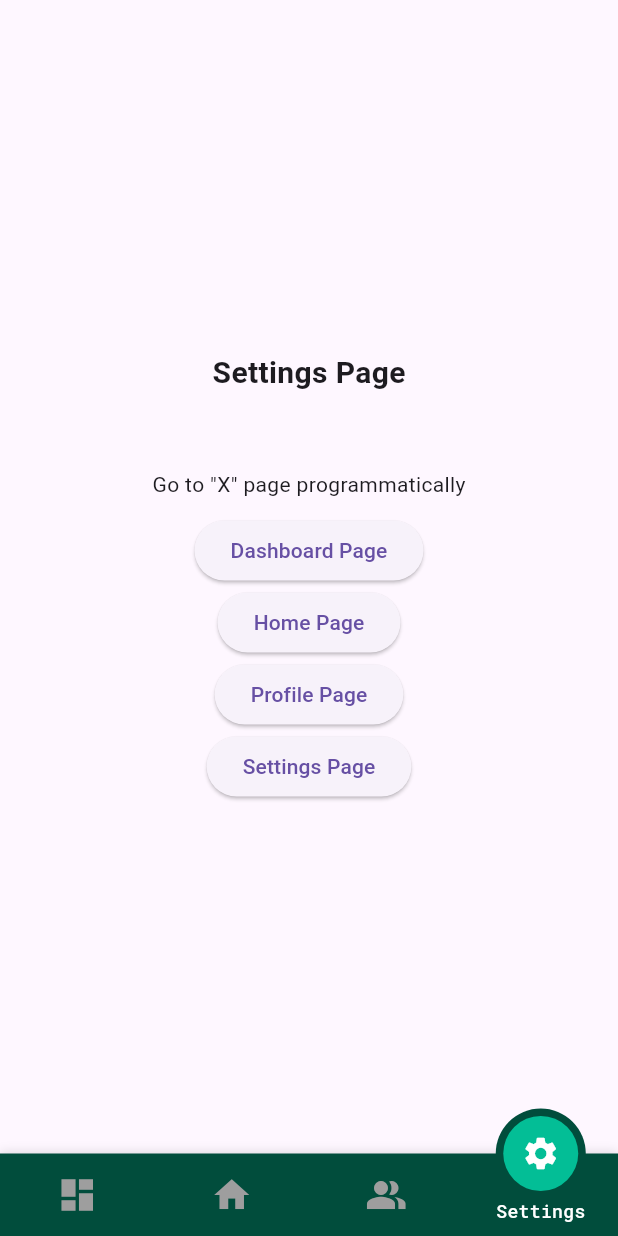
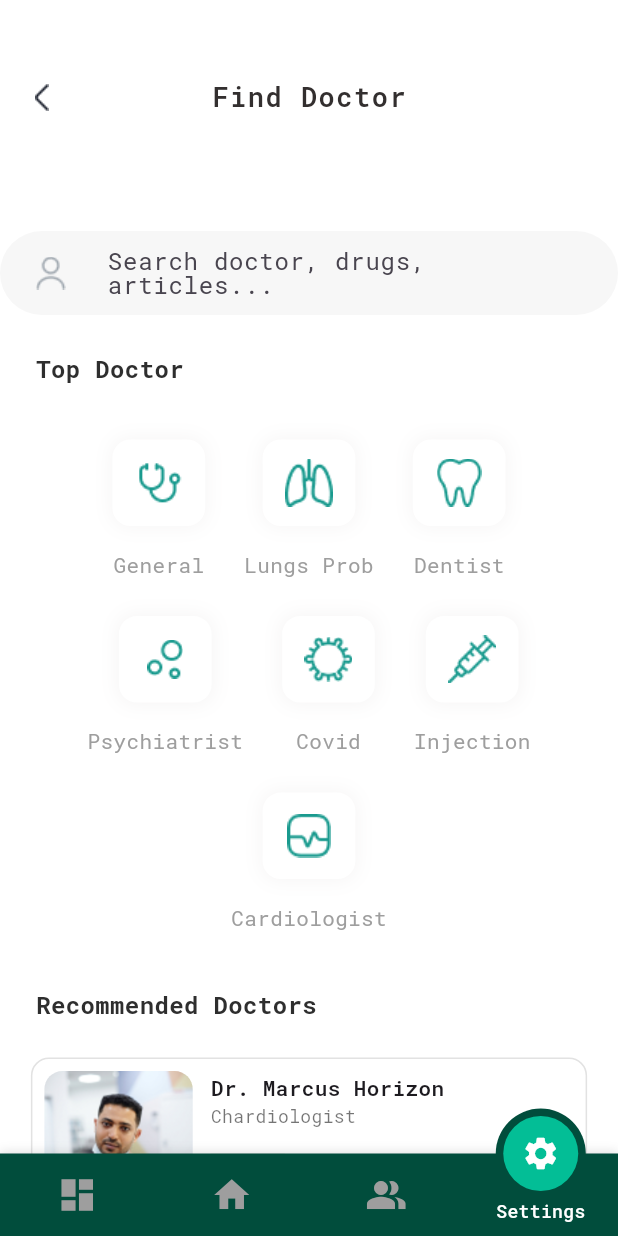
Before and after one commit to ratchaphong/hell_doctor, a Flutter app: the MainScreen screen opened by its route, item 4 of the bottom bar chosen, on a phone screen of 412 x 824 dp. Run offline on Flutter 3.47's test engine with Material 3 defaults, Android fonts, the light colour scheme and no system bars; drawn by our look-alikes of motion_tab_bar_v2; our stand-ins replace dio, get, google_fonts, retrofit, shared_preferences, smooth_page_indicator; accounts and stored records are empty; generated files the repository leaves out were written again; network calls fail.

Commit message:
add find doctor screen undone.

```diff
--- a/lib/utilities/theme.dart
+++ b/lib/utilities/theme.dart
@@ -2,18 +2,25 @@ import 'package:flutter/material.dart';
 
 class ColorResources {
   static const Color darkGreen1 = Color.fromARGB(255, 1, 77, 60);
-  static const Color lightLight1 = Color.fromARGB(255, 3, 190, 150);
-  static const Color lightLight2 = Color.fromARGB(255, 170, 255, 237);
-  static const Color lightLight3 = Color.fromARGB(255, 3, 226, 215);
+  static const Color lightGreen1 = Color.fromARGB(255, 3, 190, 150);
+  static const Color lightGreen2 = Color.fromARGB(255, 170, 255, 237);
+  static const Color lightGreen3 = Color.fromARGB(255, 3, 226, 215);
+  static const Color lightGreen4 = Color.fromARGB(255, 4, 179, 120);
   static const Color white1 = Color.fromARGB(255, 255, 255, 255);
   static const Color white2 = Color.fromARGB(255, 247, 247, 247);
   static const Color white3 = Color.fromARGB(255, 255, 255, 255);
-  // static const Color white4 = Color.fromARGB(255, 247, 247, 247);
+  static const Color white4 = Color.fromARGB(255, 226, 226, 226);
   static const Color white5 = Color.fromARGB(255, 245, 243, 243);
+  static const Color white6 = Color.fromARGB(255, 240, 236, 236);
   static const Color black1 = Colors.black87;
   static const Color black2 = Colors.black26;
   static const Color black3 = Color.fromARGB(255, 37, 37, 37);
+  static const Color black4 = Colors.black54;
+  static const Color black5 = Color.fromARGB(255, 46, 46, 46);
   static const Color grey1 = Colors.grey;
+  static const Color grey2 = Color.fromARGB(255, 133, 133, 133);
+  static const Color grey3 = Color.fromARGB(135, 238, 236, 236);
+
   static const Color red1 = Colors.red;
 }
 
--- /dev/null
+++ b/lib/views/find_doctor/doctor_list.dart
@@ -0,0 +1,154 @@
+import 'package:flutter/material.dart';
+import 'package:google_fonts/google_fonts.dart';
+import 'package:hell_care/utilities/theme.dart';
+
+import '../../gen/assets.gen.dart';
+
+class DoctorList extends StatelessWidget {
+  final String image;
+  final String maintext;
+  final String subtext;
+  final String numRating;
+  final String distance;
+
+  const DoctorList(
+      {super.key,
+      required this.distance,
+      required this.image,
+      required this.maintext,
+      required this.numRating,
+      required this.subtext});
+
+  @override
+  Widget build(BuildContext context) {
+    return Padding(
+      padding: const EdgeInsets.all(16.0),
+      child: Container(
+        // height: MediaQuery.of(context).size.height * 0.16,
+        width: MediaQuery.of(context).size.width * 0.9,
+        decoration: BoxDecoration(
+          color: ColorResources.white1,
+          border: Border.all(
+            color: ColorResources.white4,
+          ),
+          borderRadius: BorderRadius.circular(12),
+        ),
+        child: Padding(
+          padding: const EdgeInsets.symmetric(
+            horizontal: 8.0,
+            vertical: 8.0,
+          ),
+          child: Row(
+            crossAxisAlignment: CrossAxisAlignment.center,
+            children: [
+              Container(
+                height: MediaQuery.of(context).size.height * 0.1200,
+                width: MediaQuery.of(context).size.width * 0.2400,
+                decoration: BoxDecoration(
+                  borderRadius: BorderRadius.circular(12),
+                  image: DecorationImage(
+                    image: AssetImage(image),
+                    filterQuality: FilterQuality.high,
+                    fit: BoxFit.contain,
+                  ),
+                ),
+              ),
+              const SizedBox(
+                width: 12,
+              ),
+              Column(
+                mainAxisSize: MainAxisSize.min,
+                crossAxisAlignment: CrossAxisAlignment.start,
+                children: [
+                  Text(
+                    maintext,
+                    style: GoogleFonts.robotoMono(
+                      fontSize: FontSizes.sizeSm,
+                      fontWeight: FontWeight.w600,
+                    ),
+                  ),
+                  Text(
+                    subtext,
+                    style: GoogleFonts.robotoMono(
+                      fontSize: FontSizes.sizeXs,
+                      fontWeight: FontWeight.w400,
+                      color: ColorResources.black4,
+                    ),
+                  ),
+                  const SizedBox(
+                    height: 16,
+                  ),
+                  Container(
+                    // height: MediaQuery.of(context).size.height * 0.01500,
+                    width: MediaQuery.of(context).size.width * 0.12,
+                    color: ColorResources.white6,
+                    child: Row(
+                      mainAxisAlignment: MainAxisAlignment.center,
+                      children: [
+                        Container(
+                          height: MediaQuery.of(context).size.height * 0.01500,
+                          width: MediaQuery.of(context).size.width * 0.03,
+                          decoration: BoxDecoration(
+                            // image: DecorationImage(
+                            //   image: AssetImage(
+                            //     "lib/icons/star.png",
+                            //   ),
+                            //   filterQuality: FilterQuality.high,
+                            // ),
+                            image: DecorationImage(
+                              image: AssetImage(Assets.icons.star.path),
+                              filterQuality: FilterQuality.high,
+                            ),
+                          ),
+                        ),
+                        const SizedBox(
+                          width: 2,
+                        ),
+                        Text(
+                          numRating,
+                          style: GoogleFonts.robotoMono(
+                            fontSize: FontSizes.sizeXs,
+                            color: ColorResources.lightGreen4,
+                            fontWeight: FontWeight.bold,
+                          ),
+                        ),
+                      ],
+                    ),
+                  ),
+                  const SizedBox(
+                    height: 8,
+                  ),
+                  Row(
+                    children: [
+                      Container(
+                        height: MediaQuery.of(context).size.height * 0.01500,
+                        width: MediaQuery.of(context).size.width * 0.03,
+                        decoration: BoxDecoration(
+                          image: DecorationImage(
+                            image: AssetImage(Assets.icons.location.path),
+                            filterQuality: FilterQuality.high,
+                          ),
+                        ),
+                      ),
+                      const SizedBox(
+                        width: 4,
+                      ),
+                      Text(
+                        distance,
+                        style: GoogleFonts.robotoMono(
+                          fontSize: FontSizes.sizeXs,
+                          color: ColorResources.grey2,
+                          fontWeight: FontWeight.bold,
+                        ),
+                      ),
+                    ],
+                  ),
+                ],
+              ),
+            ],
+          ),
+        ),
+      ),
+    );
+  }
+}
--- /dev/null
+++ b/lib/views/find_doctor/find_doctor_screen.dart
@@ -0,0 +1,217 @@
+import 'package:flutter/material.dart';
+import 'package:google_fonts/google_fonts.dart';
+import 'package:hell_care/gen/assets.gen.dart';
+import 'package:hell_care/utilities/theme.dart';
+
+import '../../widgets/custom_text_field.dart';
+import 'doctor_list.dart';
+import 'list_icons.dart';
+import 'recent_doctors.dart';
+
+class FindDoctorScreen extends StatelessWidget {
+  const FindDoctorScreen({super.key});
+
+  @override
+  Widget build(BuildContext context) {
+    TextEditingController searchController = TextEditingController();
+    final GlobalKey<FormState> _formKey = GlobalKey<FormState>();
+
+    return Scaffold(
+      appBar: AppBar(
+        leading: IconButton(
+          icon: SizedBox(
+            height: MediaQuery.of(context).size.height * 0.06,
+            width: MediaQuery.of(context).size.width * 0.06,
+            // child: Image.asset("lib/icons/back2.png"),
+            child: Assets.icons.back2.image(),
+          ),
+          onPressed: () {
+            // Navigator.of(context).pop();
+          },
+        ),
+        backgroundColor: ColorResources.white1,
+        title: Text(
+          "Find Doctor",
+          style: GoogleFonts.robotoMono(
+            color: const Color.fromARGB(255, 51, 47, 47),
+            fontSize: FontSizes.sizeLg,
+            fontWeight: FontWeight.w600,
+            letterSpacing: 1,
+          ),
+        ),
+        toolbarHeight: 130,
+        elevation: 0,
+        centerTitle: true,
+      ),
+      backgroundColor: ColorResources.white1,
+      body: SingleChildScrollView(
+        child: Column(
+          children: [
+            const SizedBox(
+              height: 24,
+            ),
+            CustomTextField(
+              controller: searchController,
+              hintText: 'Search doctor, drugs, articles...',
+              iconPath: Assets.icons.person.path,
+            ),
+            // Center(
+            //   child: Container(
+            //     height: MediaQuery.of(context).size.height * 0.06,
+            //     width: MediaQuery.of(context).size.width * 0.9,
+            //     decoration: const BoxDecoration(),
+            //     child: TextField(
+            //       textAlign: TextAlign.start,
+            //       textInputAction: TextInputAction.none,
+            //       obscureText: false,
+            //       keyboardType: TextInputType.emailAddress,
+            //       textAlignVertical: TextAlignVertical.center,
+            //       decoration: InputDecoration(
+            //         focusColor: Colors.black26,
+            //         fillColor: const Color.fromARGB(255, 247, 247, 247),
+            //         filled: true,
+            //         prefixIcon: Padding(
+            //           padding: const EdgeInsets.symmetric(
+            //             horizontal: 10,
+            //           ),
+            //           child: SizedBox(
+            //             height: MediaQuery.of(context).size.height * 0.01,
+            //             width: MediaQuery.of(context).size.width * 0.01,
+            //             child: Image.asset(
+            //               "lib/icons/search.png",
+            //               filterQuality: FilterQuality.high,
+            //             ),
+            //           ),
+            //         ),
+            //         prefixIconColor: const Color.fromARGB(255, 3, 190, 150),
+            //         label: const Text("Search doctor, drugs, articles..."),
+            //         floatingLabelBehavior: FloatingLabelBehavior.never,
+            //         border: OutlineInputBorder(
+            //           borderSide: BorderSide.none,
+            //           borderRadius: BorderRadius.circular(10),
+            //         ),
+            //       ),
+            //     ),
+            //   ),
+            // ),
+            const SizedBox(
+              height: 24,
+            ),
+            Row(
+              mainAxisAlignment: MainAxisAlignment.start,
+              children: [
+                Padding(
+                  padding: const EdgeInsets.symmetric(horizontal: 24),
+                  child: Text(
+                    "Top Doctor",
+                    style: GoogleFonts.robotoMono(
+                      fontSize: FontSizes.sizeBase,
+                      fontWeight: FontWeight.w700,
+                      color: ColorResources.black5,
+                    ),
+                  ),
+                ),
+              ],
+            ),
+            const SizedBox(
+              height: 24,
+            ),
+            Wrap(
+              direction: Axis.horizontal,
+              spacing: 2.0,
+              runSpacing: 0.0,
+              alignment: WrapAlignment.center,
+              children: [
+                ListIcons(icon: Assets.icons.doctor.path, text: "General"),
+                ListIcons(icon: Assets.icons.lungs.path, text: "Lungs Prob"),
+                ListIcons(icon: Assets.icons.dentist.path, text: "Dentist"),
+                ListIcons(
+                    icon: Assets.icons.psychology.path, text: "Psychiatrist"),
+                ListIcons(icon: Assets.icons.covid.path, text: "Covid"),
+                ListIcons(icon: Assets.icons.injection.path, text: "Injection"),
+                ListIcons(
+                    icon: Assets.icons.cardiologist.path, text: "Cardiologist"),
+              ],
+            ),
+            const SizedBox(
+              height: 24,
+            ),
+            Row(
+              mainAxisAlignment: MainAxisAlignment.start,
+              children: [
+                Padding(
+                  padding: const EdgeInsets.symmetric(horizontal: 24),
+                  child: Text(
+                    "Recommended Doctors",
+                    style: GoogleFonts.robotoMono(
+                      fontSize: FontSizes.sizeBase,
+                      fontWeight: FontWeight.w700,
+                      color: ColorResources.black5,
+                    ),
+                  ),
+                ),
+              ],
+            ),
+            const SizedBox(
+              height: 8,
+            ),
+            GestureDetector(
+              onTap: () {
+                // Navigator.push(
+                //     context,
+                //     PageTransition(
+                //         type: PageTransitionType.rightToLeft,
+                //         child: DoctorDetails()));
+              },
+              child: DoctorList(
+                distance: "800m away",
+                image: Assets.icons.maleDoctor.path,
+                maintext: "Dr. Marcus Horizon",
+                numRating: "4.7",
+                subtext: "Chardiologist",
+              ),
+            ),
+            const SizedBox(
+              height: 24,
+            ),
+            Row(
+              mainAxisAlignment: MainAxisAlignment.start,
+              children: [
+                Padding(
+                  padding: const EdgeInsets.symmetric(horizontal: 25),
+                  child: Text(
+                    "Your Recent Doctors",
+                    style: GoogleFonts.robotoMono(
+                      fontSize: FontSizes.sizeBase,
+                      fontWeight: FontWeight.w700,
+                      color: ColorResources.black5,
+                    ),
+                  ),
+                ),
+              ],
+            ),
+            const SizedBox(
+              height: 12,
+            ),
+            Row(
+              children: [
+                RecentDotors(
+                  imagePath: Assets.icons.maleDoctor.path,
+                  name: "Dr. Marcus",
+                ),
+                RecentDotors(
+                  imagePath: Assets.icons.femaleDoctor.path,
+                  name: "Dr. Maria",
+                ),
+                RecentDotors(
+                  imagePath: Assets.icons.blackDoctor.path,
+                  name: "Dr. Luke",
+                ),
+              ],
+            ),
+          ],
+        ),
+      ),
+    );
+  }
+}
--- /dev/null
+++ b/lib/views/find_doctor/list_icons.dart
@@ -0,0 +1,58 @@
+import 'package:flutter/material.dart';
+import 'package:google_fonts/google_fonts.dart';
+import 'package:hell_care/utilities/theme.dart';
+
+class ListIcons extends StatelessWidget {
+  final String icon;
+  final String text;
+
+  const ListIcons({
+    super.key,
+    required this.icon,
+    required this.text,
+  });
+
+  @override
+  Widget build(BuildContext context) {
+    return Padding(
+      padding: const EdgeInsets.all(12),
+      child: Row(
+        mainAxisSize: MainAxisSize.min,
+        mainAxisAlignment: MainAxisAlignment.spaceBetween,
+        children: [
+          Column(
+            children: [
+              Container(
+                height: MediaQuery.of(context).size.height * 0.07,
+                width: MediaQuery.of(context).size.width * 0.15,
+                decoration: BoxDecoration(
+                    color: ColorResources.white1,
+                    borderRadius: BorderRadius.circular(12),
+                    boxShadow: const [
+                      BoxShadow(
+                        blurRadius: 10,
+                        spreadRadius: 1,
+                        color: ColorResources.grey3,
+                      )
+                    ],
+                    image: DecorationImage(
+                      image: AssetImage(icon),
+                    )),
+              ),
+              const SizedBox(
+                height: 16,
+              ),
+              Text(
+                text,
+                style: GoogleFonts.robotoMono(
+                  fontSize: FontSizes.sizeSm,
+                  color: Colors.grey,
+                ),
+              )
+            ],
+          ),
+        ],
+      ),
+    );
+  }
+}
--- /dev/null
+++ b/lib/views/find_doctor/recent_doctors.dart
@@ -0,0 +1,62 @@
+import 'package:flutter/material.dart';
+import 'package:google_fonts/google_fonts.dart';
+
+import '../../utilities/theme.dart';
+
+class RecentDotors extends StatelessWidget {
+  final String imagePath;
+  final String name;
+
+  const RecentDotors({
+    super.key,
+    required this.imagePath,
+    required this.name,
+  });
+
+  @override
+  Widget build(BuildContext context) {
+    return SizedBox(
+      height: MediaQuery.of(context).size.height * 0.1400,
+      width: MediaQuery.of(context).size.width * 0.2900,
+      child: Column(
+        children: [
+          Container(
+            height: MediaQuery.of(context).size.height * 0.100,
+            width: MediaQuery.of(context).size.width * 0.1900,
+            decoration: BoxDecoration(
+              border: Border.all(
+                width: 4,
+                color: ColorResources.white1,
+              ),
+              shape: BoxShape.circle,
+              image: DecorationImage(
+                image: AssetImage(imagePath),
+                fit: BoxFit.cover,
+                filterQuality: FilterQuality.high,
+              ),
+            ),
+            alignment: Alignment.center,
+            // child: Text(
+            //   name,
+            //   style: TextStyle(
+            //     color: ColorResources.white1,
+            //     fontSize: FontSizes.sizeBase,
+            //   ),
+            // ),
+          ),
+          const SizedBox(
+            height: 12,
+          ),
+          Text(
+            name,
+            style: GoogleFonts.robotoMono(
+              fontSize: FontSizes.sizeXs,
+              fontWeight: FontWeight.w700,
+              color: ColorResources.black1,
+            ),
+          ),
+        ],
+      ),
+    );
+  }
+}
--- a/lib/views/login_screen.dart
+++ b/lib/views/login_screen.dart
@@ -68,7 +68,7 @@ class _LoginScreenState extends State<LoginScreen> {
                       'Forgot your password?',
                       style: GoogleFonts.robotoMono(
                         fontSize: FontSizes.sizeXs,
-                        color: ColorResources.lightLight1,
+                        color: ColorResources.lightGreen1,
                         fontWeight: FontWeight.w500,
                       ),
                     ),
@@ -109,7 +109,7 @@ class _LoginScreenState extends State<LoginScreen> {
                       'Sign Up',
                       style: GoogleFonts.robotoMono(
                         fontSize: FontSizes.sizeBase,
-                        color: ColorResources.lightLight1,
+                        color: ColorResources.lightGreen1,
                         fontWeight: FontWeight.bold,
                       ),
                     ),
--- a/lib/views/main_page/main_screen.dart
+++ b/lib/views/main_page/main_screen.dart
@@ -5,10 +5,11 @@ import 'package:hell_care/controllers/home_controller.dart';
 import 'package:hell_care/utilities/theme.dart';
 import 'package:hell_care/views/main_page/main_page_content_component.dart';
 import 'package:hell_care/widgets/loading.dart';
-import 'package:motion_tab_bar_v2/motion-badge.widget.dart';
+// import 'package:motion_tab_bar_v2/motion-badge.widget.dart';
 import 'package:motion_tab_bar_v2/motion-tab-bar.dart';
 import 'package:motion_tab_bar_v2/motion-tab-controller.dart';
 
+import '../find_doctor/find_doctor_screen.dart';
 import '../profile_screen/profile_screen.dart';
 
 class MainScreen extends StatefulWidget {
@@ -95,7 +96,7 @@ class _MainScreenState extends State<MainScreen> with TickerProviderStateMixin {
           tabIconColor: ColorResources.grey1,
           tabIconSize: 28.0,
           tabIconSelectedSize: 26.0,
-          tabSelectedColor: ColorResources.lightLight1,
+          tabSelectedColor: ColorResources.lightGreen1,
           tabIconSelectedColor: ColorResources.white1,
           tabBarColor: ColorResources.darkGreen1,
           onTabItemSelected: (int value) {
@@ -119,9 +120,10 @@ class _MainScreenState extends State<MainScreen> with TickerProviderStateMixin {
                         title: "Home Page",
                         controller: controller.motionTabBarController!),
                     const ProfileScreen(),
-                    MainPageContentComponent(
-                        title: "Settings Page",
-                        controller: controller.motionTabBarController!),
+                    const FindDoctorScreen()
+                    // MainPageContentComponent(
+                    //     title: "Settings Page",
+                    //     controller: controller.motionTabBarController!),
                   ],
                 ),
         ));
--- a/lib/views/on_boarding/on_boarding_screen.dart
+++ b/lib/views/on_boarding/on_boarding_screen.dart
@@ -66,8 +66,8 @@ class _OnBoardingState extends State<OnBoarding> {
                       dotWidth: 14.0,
                       dotHeight: 7.0,
                       strokeWidth: 1.5,
-                      dotColor: ColorResources.lightLight2,
-                      activeDotColor: ColorResources.lightLight1,
+                      dotColor: ColorResources.lightGreen2,
+                      activeDotColor: ColorResources.lightGreen1,
                     ),
                   ),
                   onLastpage
@@ -79,7 +79,7 @@ class _OnBoardingState extends State<OnBoarding> {
                             height: MediaQuery.of(context).size.height * 0.05,
                             width: MediaQuery.of(context).size.width * 0.3,
                             decoration: BoxDecoration(
-                              color: ColorResources.lightLight1,
+                              color: ColorResources.lightGreen1,
                               borderRadius: BorderRadius.circular(32),
                             ),
                             child: Center(
@@ -116,7 +116,7 @@ class _OnBoardingState extends State<OnBoarding> {
                             height: MediaQuery.of(context).size.height * 0.05,
                             width: MediaQuery.of(context).size.width * 0.3,
                             decoration: BoxDecoration(
-                              color: ColorResources.lightLight1,
+                              color: ColorResources.lightGreen1,
                               borderRadius: BorderRadius.circular(32),
                             ),
                             child: Center(
--- a/lib/views/profile_screen/profile_screen.dart
+++ b/lib/views/profile_screen/profile_screen.dart
@@ -12,7 +12,7 @@ class ProfileScreen extends StatelessWidget {
   @override
   Widget build(BuildContext context) {
     return Scaffold(
-      backgroundColor: ColorResources.lightLight3,
+      backgroundColor: ColorResources.lightGreen3,
       body: SingleChildScrollView(
         child: Column(
           children: [
--- a/lib/views/register_screen.dart
+++ b/lib/views/register_screen.dart
@@ -179,7 +179,7 @@ class _RegisterScreenState extends State<RegisterScreen> {
                             'Sign in',
                             style: GoogleFonts.robotoMono(
                               fontSize: FontSizes.sizeSm,
-                              color: ColorResources.lightLight1,
+                              color: ColorResources.lightGreen1,
                               fontWeight: FontWeight.bold,
                             ),
                           ),
--- a/lib/widgets/custom_text_field.dart
+++ b/lib/widgets/custom_text_field.dart
@@ -38,7 +38,7 @@ class CustomTextField extends StatelessWidget {
           padding: const EdgeInsets.symmetric(horizontal: 12),
           child: Image.asset(iconPath),
         ),
-        prefixIconColor: ColorResources.lightLight1,
+        prefixIconColor: ColorResources.lightGreen1,
         label: Text(
           hintText,
           style: GoogleFonts.robotoMono(
--- a/lib/widgets/primary_button.dart
+++ b/lib/widgets/primary_button.dart
@@ -18,7 +18,7 @@ class PrimaryButton extends StatelessWidget {
     return ElevatedButton(
       onPressed: onPressed,
       style: ElevatedButton.styleFrom(
-        backgroundColor: ColorResources.lightLight1,
+        backgroundColor: ColorResources.lightGreen1,
         shape: RoundedRectangleBorder(
           borderRadius: BorderRadius.circular(32),
         ),
```
